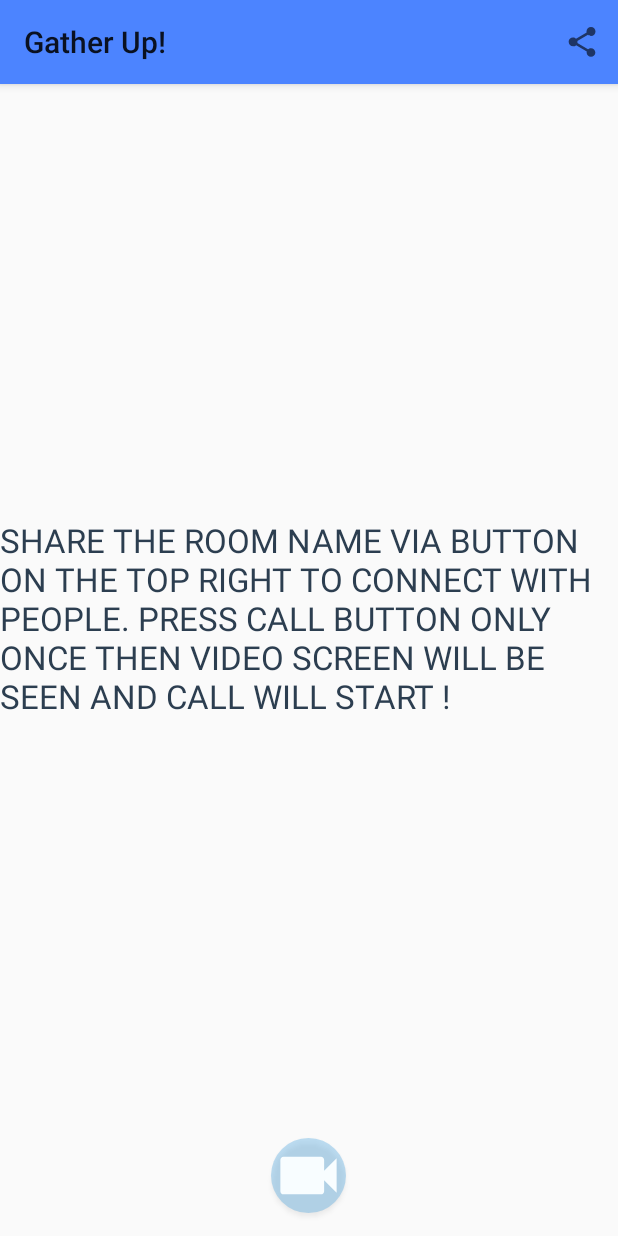
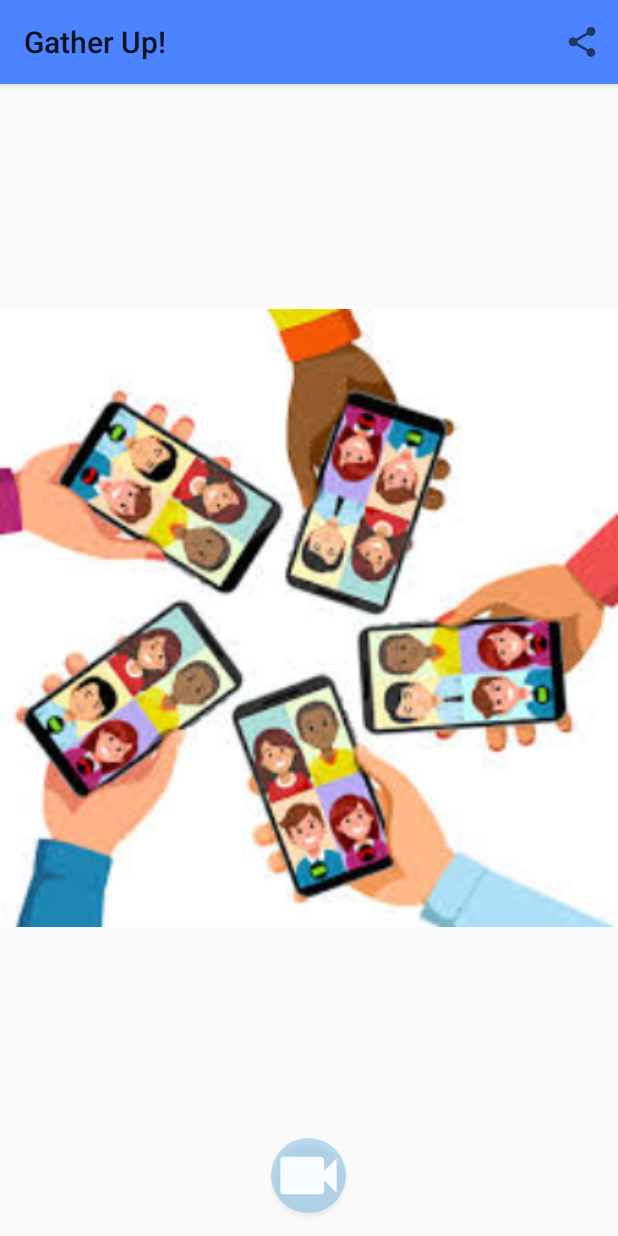
Before and after one commit to fundaese/Gather-Up, an Android app: the CallActivity screen opened directly, with no data from a screen before it, on a phone screen of 412 x 824 dp. Run offline under Robolectric (Android 15) with nearby library versions, the phone set to English and light mode, and no system bars; 3 statements that could not run were skipped.

Commit message:
bug fixes were made

```diff
--- a/app/src/main/java/com/example/gatherup/CallActivity.java
+++ b/app/src/main/java/com/example/gatherup/CallActivity.java
@@ -19,6 +19,7 @@ import android.view.MotionEvent;
 import android.view.View;
 import android.widget.Button;
 import android.widget.FrameLayout;
+import android.widget.ImageView;
 import android.widget.RelativeLayout;
 import android.widget.TextView;
 
@@ -27,11 +28,12 @@ import com.vidyo.VidyoClient.Connector.ConnectorPkg;
 
 public class CallActivity extends AppCompatActivity implements Connector.IConnect {
 
+    private final String host = "prod.vidyo.io";
     private Connector connector = null;
     private FrameLayout videoFrame;
     private Button startButton, changeButton, disconnectButton;
-    private TextView tv;
     private Toolbar toolbar;
+    private ImageView image;
     private String roomName;
     private String mToken = "";
     private View view;
@@ -47,6 +49,7 @@ public class CallActivity extends AppCompatActivity implements Connector.IConnec
         view = getWindow().getDecorView().getRootView();
         initiateUIComponents();
 
+
         roomName = getRoomName();
 
         ConnectorPkg.setApplicationUIContext(this);
@@ -61,9 +64,9 @@ public class CallActivity extends AppCompatActivity implements Connector.IConnec
             public void onClick(View v) {
                 connect();
                 startButton.setVisibility(View.GONE);
+                image.setVisibility(View.GONE);
                 changeButton.setVisibility(View.VISIBLE);
                 disconnectButton.setVisibility(View.VISIBLE);
-                tv.setVisibility(View.GONE);
             }
         });
 
@@ -127,16 +130,17 @@ public class CallActivity extends AppCompatActivity implements Connector.IConnec
             mToken = Generate.generateToken("c7963f54d2d7471ba435cfa562aa0312","c9a9fa.vidyo.io","funda",  "10000");
         }
 
-        connector.connect("prod.vidyo.io", mToken, ".", "" + roomName , this);
+        connector.connect(host, mToken, ".", "" + roomName , this);
         showAlertDialogWithAutoDismiss();
     }
 
     private void disConnect() {
         connector.disconnect();
         connector.disable();
+        Intent intent = new Intent(getApplicationContext(),RoomActivity.class);
+        intent.addFlags(Intent.FLAG_ACTIVITY_CLEAR_TOP);
+        startActivity(intent);
 
-        Intent intent2 = new Intent(getApplicationContext(),RoomActivity.class);
-        startActivity(intent2);
     }
 
 
@@ -251,7 +255,8 @@ public class CallActivity extends AppCompatActivity implements Connector.IConnec
         disconnectButton = findViewById(R.id.btn_disconnect);
         toolbar = findViewById(R.id.toolbar);
         myLayout = findViewById(R.id.myLayout);
-        tv = findViewById(R.id.tv);
+        image = findViewById(R.id.image);
+
 
         toolbar.setTitle(getResources().getString(R.string.app_name));
         setSupportActionBar(toolbar);
--- a/app/src/main/res/layout/activity_call.xml
+++ b/app/src/main/res/layout/activity_call.xml
@@ -17,17 +17,12 @@
         android:layout_height="match_parent">
     </FrameLayout>
 
-    <TextView
-        android:id="@+id/tv"
+    <ImageView
+        android:id="@+id/image"
         android:layout_width="match_parent"
-        android:layout_height="wrap_content"
-        android:text="@string/info"
-        android:textColor="#2c3e50"
-        android:textSize="22dp"
-        android:layout_centerHorizontal="true"
-        android:layout_centerVertical="true"
-        />
-
+        android:layout_height="match_parent"
+        android:src="@drawable/download"
+ />
     <LinearLayout
         android:layout_width="match_parent"
         android:layout_height="80dp"
```
Also changed, not shown: app/src/main/java/com/example/gatherup/RoomActivity.java (+5 -3 lines), app/src/main/res/drawable-v24/callscreen.jpeg (added), app/src/main/res/drawable-v24/download.jpeg (added), app/src/main/res/drawable-v24/grouppeople.png (added).
